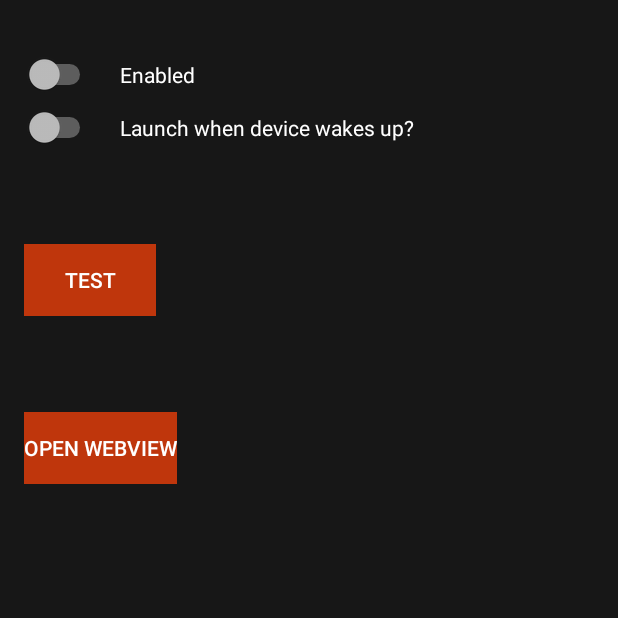
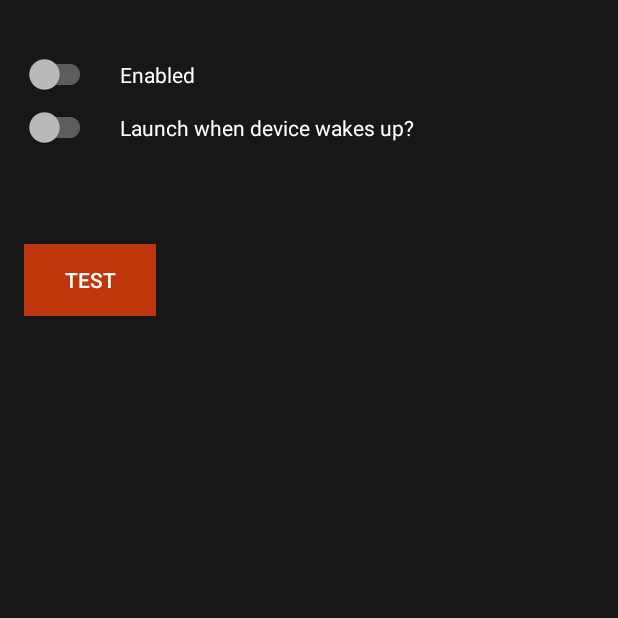
Before and after one commit to dhameliyadharmesh/AndroidTVApp-Upgraded, an Android app: the screen it shows after launch (MainActivity), on a phone screen of 412 x 824 dp, the top half of it. Run offline under Robolectric (Android 15) with nearby library versions, the phone set to English and light mode, and no system bars; libraries missing offline, so code that uses them is left out: com.felkertech.settingsmanager; 7 statements that could not run were skipped.

Commit message:
[FIXED] Reboot startup selected app

```diff
--- a/app/src/main/java/news/androidtv/launchonboot/BootReceiver.java
+++ b/app/src/main/java/news/androidtv/launchonboot/BootReceiver.java
@@ -91,7 +91,13 @@ public class BootReceiver extends BroadcastReceiver {
     }
 
     private void startForegroundService() {
-        Intent i = new Intent(mContext, DreamListenerService.class);
-        mContext.startService(i);
+        if (Build.VERSION.SDK_INT >= Build.VERSION_CODES.O) {
+            Intent i = new Intent(mContext, DreamListenerService.class);
+            mContext.startForegroundService(i);
+        } else {
+            Intent i = new Intent(mContext, DreamListenerService.class);
+            mContext.startService(i);
+        }
+
     }
 }
--- a/app/src/main/java/news/androidtv/launchonboot/DreamListenerService.java
+++ b/app/src/main/java/news/androidtv/launchonboot/DreamListenerService.java
@@ -9,14 +9,13 @@ import android.content.BroadcastReceiver;
 import android.content.Context;
 import android.content.Intent;
 import android.content.IntentFilter;
+import android.content.pm.ServiceInfo;
 import android.graphics.BitmapFactory;
+import android.os.Build;
 import android.os.IBinder;
 import androidx.annotation.Nullable;
 import androidx.core.app.NotificationCompat;
 import androidx.localbroadcastmanager.content.LocalBroadcastManager;
-
-import android.util.Log;
-import android.widget.Toast;
 
 /**
  * Created by Nick on 5/11/2017.
@@ -28,11 +27,10 @@ public class DreamListenerService extends Service {
 
     private static final int ONGOING_NOTIFICATION_ID = 1;
 
-    private BroadcastReceiver dreamHandler = new BroadcastReceiver() {
+    private final BroadcastReceiver dreamHandler = new BroadcastReceiver() {
         @Override
         public void onReceive(Context context, Intent intent) {
             // Redirect intent.
-            Log.d(TAG, "Received service event: " + intent.getAction());
             BootReceiver.processEvent(context, intent);
         }
     };
@@ -59,7 +57,7 @@ public class DreamListenerService extends Service {
                 .setCategory(Notification.CATEGORY_RECOMMENDATION)
                 .setPriority(Notification.PRIORITY_MIN);
         NotificationManager notificationManager = (NotificationManager) getSystemService(NOTIFICATION_SERVICE);
-        if (android.os.Build.VERSION.SDK_INT >= android.os.Build.VERSION_CODES.O) {
+        if (Build.VERSION.SDK_INT >= Build.VERSION_CODES.O) {
             NotificationChannel channel = new NotificationChannel(
                     getString(R.string.default_notification_channel_id),
                     getString(R.string.app_name),
@@ -67,29 +65,13 @@ public class DreamListenerService extends Service {
             );
             notificationManager.createNotificationChannel(channel);
         }
-        startForeground(ONGOING_NOTIFICATION_ID, notificationBuilder.build());
-
-//        val notificationBuilder: NotificationCompat.Builder =
-//                NotificationCompat.Builder(this, getString(R.string.default_notification_channel_id)).setContentTitle(title)
-//                        .setContentText(body).setAutoCancel(true)
-//                        .setSound(RingtoneManager.getDefaultUri(RingtoneManager.TYPE_NOTIFICATION)) //.setSound(Uri.parse("android.resource://" + getPackageName() + "/" + R.raw.win))
-//                        .setContentIntent(pendingIntent)
-//                        .setLargeIcon(BitmapFactory.decodeResource(resources, R.mipmap.ic_launcher))
-//                        .setDefaults(Notification.DEFAULT_VIBRATE)
-//                        .setSmallIcon(R.drawable.ic_notification)
-//        val notificationManager = getSystemService(NOTIFICATION_SERVICE) as NotificationManager
-//        val channel = NotificationChannel(
-//                getString(R.string.app_name),
-//                getString(R.string.app_name),
-//                NotificationManager.IMPORTANCE_DEFAULT
-//        )
-//        notificationManager.createNotificationChannel(channel)
-//        notificationManager.notify(0, notificationBuilder.build())
-        Log.d(TAG, "Deploy notification");
-
+        if (Build.VERSION.SDK_INT >= Build.VERSION_CODES.UPSIDE_DOWN_CAKE) {
+            startForeground(ONGOING_NOTIFICATION_ID, notificationBuilder.build(), ServiceInfo.FOREGROUND_SERVICE_TYPE_SPECIAL_USE);
+        }else{
+            startForeground(ONGOING_NOTIFICATION_ID, notificationBuilder.build());
+        }
         // Register listeners.
         IntentFilter filter = new IntentFilter(Intent.ACTION_DREAMING_STOPPED);
-//        registerReceiver(dreamHandler, filter);
         LocalBroadcastManager.getInstance(this).registerReceiver(dreamHandler,filter);
     }
 
@@ -97,7 +79,6 @@ public class DreamListenerService extends Service {
     public void onDestroy() {
         super.onDestroy();
         // Unregister listener.
-//        unregisterReceiver(dreamHandler);
         LocalBroadcastManager.getInstance(this).unregisterReceiver(dreamHandler);
     }
 
--- a/app/src/main/java/news/androidtv/launchonboot/MainActivity.java
+++ b/app/src/main/java/news/androidtv/launchonboot/MainActivity.java
@@ -1,13 +1,15 @@
 package news.androidtv.launchonboot;
 
-import android.app.NotificationChannel;
-import android.app.NotificationManager;
 import android.content.DialogInterface;
 import android.content.Intent;
 import android.content.IntentFilter;
 import android.content.pm.ResolveInfo;
 import androidx.appcompat.app.AlertDialog;
 import androidx.appcompat.app.AppCompatActivity;
+import androidx.appcompat.widget.SwitchCompat;
+import androidx.localbroadcastmanager.content.LocalBroadcastManager;
+
+import android.os.Build;
 import android.os.Bundle;
 import android.provider.Settings;
 import android.util.Log;
@@ -30,9 +32,9 @@ public class MainActivity extends AppCompatActivity {
     private static final boolean DEBUG = true;
 
     private SettingsManager mSettingsManager;
-    private Switch mSwitchEnabled;
-    private Switch mSwitchLiveChannels;
-    private Switch mSwitchWakeup;
+    private SwitchCompat mSwitchEnabled;
+    private SwitchCompat mSwitchLiveChannels;
+    private SwitchCompat mSwitchWakeup;
     private Button mButtonSelectApp;
     private TextView mPackageName;
 
@@ -49,9 +51,9 @@ public class MainActivity extends AppCompatActivity {
     @Override
     protected void onResume() {
         super.onResume();
-        mSwitchLiveChannels = ((Switch) findViewById(R.id.switch_live_channels));
-        mSwitchEnabled = ((Switch) findViewById(R.id.switch_enable));
-        mSwitchWakeup = ((Switch) findViewById(R.id.switch_wakeup));
+        mSwitchLiveChannels = ((SwitchCompat) findViewById(R.id.switch_live_channels));
+        mSwitchEnabled = ((SwitchCompat) findViewById(R.id.switch_enable));
+        mSwitchWakeup = ((SwitchCompat) findViewById(R.id.switch_wakeup));
         mButtonSelectApp = (Button) findViewById(R.id.button_select_app);
         mPackageName = ((TextView) findViewById(R.id.text_package_name));
 
@@ -113,13 +115,13 @@ public class MainActivity extends AppCompatActivity {
             }
         });
 
-        findViewById(R.id.button_webview).setOnClickListener(new View.OnClickListener() {
-            @Override
-            public void onClick(View v) {
-                Intent i = new Intent(MainActivity.this, WebViewActivity.class);
-                startActivity(i);
-            }
-        });
+//        findViewById(R.id.button_webview).setOnClickListener(new View.OnClickListener() {
+//            @Override
+//            public void onClick(View v) {
+//                Intent i = new Intent(MainActivity.this, WebViewActivity.class);
+//                startActivity(i);
+//            }
+//        });
 
         mButtonSelectApp.setOnClickListener(new View.OnClickListener() {
             @Override
@@ -212,7 +214,12 @@ public class MainActivity extends AppCompatActivity {
 
     private void startForegroundService() {
         // Ideally only starts once :thinking-emoji:
-        Intent i = new Intent(MainActivity.this, DreamListenerService.class);
-        startService(i);
+        if (Build.VERSION.SDK_INT >= Build.VERSION_CODES.O) {
+            Intent i = new Intent(MainActivity.this, DreamListenerService.class);
+            startForegroundService(i);
+        } else {
+            Intent i = new Intent(MainActivity.this, DreamListenerService.class);
+            startService(i);
+        }
     }
 }
--- a/app/src/main/res/layout-television/activity_main.xml
+++ b/app/src/main/res/layout-television/activity_main.xml
@@ -1,11 +1,11 @@
 <?xml version="1.0" encoding="utf-8"?>
 <RelativeLayout xmlns:android="http://schemas.android.com/apk/res/android"
     xmlns:tools="http://schemas.android.com/tools"
-    xmlns:app="http://schemas.android.com/apk/res-auto"
     android:id="@+id/activity_main"
     android:layout_width="match_parent"
     android:layout_height="match_parent"
-    android:paddingLeft="32dp"
+    android:paddingStart="32dp"
+    android:paddingEnd="0dp"
     tools:context="news.androidtv.launchonboot.MainActivity">
 
     <RelativeLayout
@@ -19,7 +19,8 @@
             android:foregroundGravity="center_horizontal"
             android:src="@drawable/banner"
             android:id="@+id/app_banner"
-            android:layout_height="wrap_content" />
+            android:layout_height="wrap_content"
+            android:contentDescription="@string/banner_image" />
         <TextView
             android:layout_width="match_parent"
             android:layout_below="@id/app_banner"
@@ -38,20 +39,19 @@
         android:paddingStart="16dp"
         android:background="@color/darker"
         android:layout_toEndOf="@id/leftPane"
-        android:layout_height="match_parent"
-        xmlns:android="http://schemas.android.com/apk/res/android">
-        <Switch
+        android:layout_height="match_parent">
+        <androidx.appcompat.widget.SwitchCompat
             android:layout_width="wrap_content"
             android:id="@+id/switch_enable"
             android:layout_height="wrap_content" />
         <TextView
             android:layout_width="wrap_content"
-            android:text="Enabled"
-            android:layout_toRightOf="@id/switch_enable"
+            android:text="@string/enabled"
+            android:layout_toEndOf="@id/switch_enable"
             android:layout_marginTop="4dp"
-            android:layout_marginLeft="16dp"
+            android:layout_marginStart="16dp"
             android:layout_height="wrap_content" />
-        <Switch
+        <androidx.appcompat.widget.SwitchCompat
             android:layout_width="wrap_content"
             android:id="@+id/switch_live_channels"
             android:layout_below="@id/switch_enable"
@@ -59,13 +59,13 @@
             android:layout_height="wrap_content" />
         <TextView
             android:layout_width="wrap_content"
-            android:text="Launch Tv App on Boot?"
-            android:layout_toRightOf="@id/switch_live_channels"
+            android:text="@string/launch_tv_app_on_boot"
+            android:layout_toEndOf="@id/switch_live_channels"
             android:layout_below="@id/switch_enable"
             android:layout_marginTop="12dp"
-            android:layout_marginLeft="16dp"
+            android:layout_marginStart="16dp"
             android:layout_height="wrap_content" />
-        <Switch
+        <androidx.appcompat.widget.SwitchCompat
             android:layout_width="wrap_content"
             android:id="@+id/switch_wakeup"
             android:layout_below="@id/switch_live_channels"
@@ -74,10 +74,10 @@
         <TextView
             android:layout_width="wrap_content"
             android:text="@string/msg_wakeup"
-            android:layout_toRightOf="@id/switch_wakeup"
+            android:layout_toEndOf="@id/switch_wakeup"
             android:layout_below="@id/switch_live_channels"
             android:layout_marginTop="12dp"
-            android:layout_marginLeft="16dp"
+            android:layout_marginStart="16dp"
             android:layout_height="wrap_content" />
         <Button
             android:layout_width="wrap_content"
@@ -85,31 +85,22 @@
             android:layout_below="@id/switch_wakeup"
             android:layout_marginTop="16dp"
             android:background="@color/colorPrimaryDark"
-            android:text="Select app"
+            android:text="@string/select_app"
             android:layout_height="wrap_content" />
         <TextView
             android:layout_width="wrap_content"
             android:id="@+id/text_package_name"
-            android:text="com.felker"
+            android:text="@string/com_felker"
             android:layout_marginTop="8dp"
             android:layout_below="@id/button_select_app"
             android:layout_height="wrap_content" />
         <Button
             android:layout_width="wrap_content"
-            android:text="Test"
+            android:text="@string/test"
             android:id="@+id/button_test"
             android:background="@color/colorPrimaryDark"
             android:layout_below="@id/text_package_name"
             android:layout_marginTop="64dp"
             android:layout_height="wrap_content" />
-
-        <Button
-            android:layout_width="wrap_content"
-            android:text="Open WebView"
-            android:id="@+id/button_webview"
-            android:background="@color/colorPrimaryDark"
-            android:layout_below="@id/button_test"
-            android:layout_marginTop="64dp"
-            android:layout_height="wrap_content" />
     </RelativeLayout>
 </RelativeLayout>
--- a/app/src/main/res/layout/activity_main.xml
+++ b/app/src/main/res/layout/activity_main.xml
@@ -1,7 +1,6 @@
 <?xml version="1.0" encoding="utf-8"?>
 <RelativeLayout xmlns:android="http://schemas.android.com/apk/res/android"
     xmlns:tools="http://schemas.android.com/tools"
-    xmlns:app="http://schemas.android.com/apk/res-auto"
     android:id="@+id/activity_main"
     android:layout_width="match_parent"
     android:layout_height="match_parent"
@@ -19,7 +18,8 @@
             android:foregroundGravity="center_horizontal"
             android:src="@drawable/banner"
             android:id="@+id/app_banner"
-            android:layout_height="wrap_content" />
+            android:layout_height="wrap_content"
+            android:contentDescription="@string/banner_image" />
         <TextView
             android:layout_width="match_parent"
             android:layout_below="@id/app_banner"
@@ -38,20 +38,19 @@
         android:paddingStart="16dp"
         android:background="@color/darker"
         android:layout_toEndOf="@id/leftPane"
-        android:layout_height="match_parent"
-        xmlns:android="http://schemas.android.com/apk/res/android">
-        <Switch
+        android:layout_height="match_parent">
+        <androidx.appcompat.widget.SwitchCompat
             android:layout_width="wrap_content"
             android:id="@+id/switch_enable"
             android:layout_height="wrap_content" />
         <TextView
             android:layout_width="wrap_content"
-            android:text="Enabled"
-            android:layout_toRightOf="@id/switch_enable"
+            android:text="@string/enabled"
+            android:layout_toEndOf="@id/switch_enable"
             android:layout_marginTop="4dp"
-            android:layout_marginLeft="16dp"
+            android:layout_marginStart="16dp"
             android:layout_height="wrap_content" />
-        <Switch
+        <androidx.appcompat.widget.SwitchCompat
             android:layout_width="wrap_content"
             android:id="@+id/switch_live_channels"
             android:visibility="gone"
@@ -60,14 +59,14 @@
             android:layout_height="wrap_content" />
         <TextView
             android:layout_width="wrap_content"
-            android:text="Launch Tv App on Boot?"
+            android:text="@string/launch_tv_app_on_boot"
             android:visibility="gone"
-            android:layout_toRightOf="@id/switch_live_channels"
+            android:layout_toEndOf="@id/switch_live_channels"
             android:layout_below="@id/switch_enable"
             android:layout_marginTop="12dp"
-            android:layout_marginLeft="16dp"
+            android:layout_marginStart="16dp"
             android:layout_height="wrap_content" />
-        <Switch
+        <androidx.appcompat.widget.SwitchCompat
             android:layout_width="wrap_content"
             android:id="@+id/switch_wakeup"
             android:layout_below="@id/switch_live_channels"
@@ -76,10 +75,10 @@
         <TextView
             android:layout_width="wrap_content"
             android:text="@string/msg_wakeup"
-            android:layout_toRightOf="@id/switch_wakeup"
+            android:layout_toEndOf="@id/switch_wakeup"
             android:layout_below="@id/switch_live_channels"
             android:layout_marginTop="12dp"
-            android:layout_marginLeft="16dp"
+            android:layout_marginStart="16dp"
             android:layout_height="wrap_content" />
         <Button
             android:layout_width="wrap_content"
@@ -87,31 +86,22 @@
             android:layout_below="@id/switch_wakeup"
             android:layout_marginTop="16dp"
             android:background="@color/colorPrimaryDark"
-            android:text="Select app"
+            android:text="@string/select_app"
             android:layout_height="wrap_content" />
         <TextView
             android:layout_width="wrap_content"
             android:id="@+id/text_package_name"
-            android:text="com.felker"
+            android:text="@string/com_felker"
             android:layout_marginTop="8dp"
             android:layout_below="@id/button_select_app"
             android:layout_height="wrap_content" />
         <Button
             android:layout_width="wrap_content"
-            android:text="Test"
+            android:text="@string/test"
             android:id="@+id/button_test"
             android:background="@color/colorPrimaryDark"
             android:layout_below="@id/text_package_name"
             android:layout_marginTop="64dp"
             android:layout_height="wrap_content" />
-
-        <Button
-            android:layout_width="wrap_content"
-            android:text="Open WebView"
-            android:id="@+id/button_webview"
-            android:background="@color/colorPrimaryDark"
-            android:layout_below="@id/button_test"
-            android:layout_marginTop="64dp"
-            android:layout_height="wrap_content" />
     </RelativeLayout>
 </RelativeLayout>
--- /dev/null
+++ b/app/src/main/res/values-television-v21/strings.xml
@@ -0,0 +1,4 @@
+<?xml version="1.0" encoding="utf-8"?>
+<resources>
+    <string name="enabled">Enabled</string>
+</resources>
--- a/app/src/main/res/values/strings.xml
+++ b/app/src/main/res/values/strings.xml
@@ -13,4 +13,10 @@
     <string name="notification_text">Waiting for events</string>
     <string name="msg_wakeup">Launch when device wakes up?</string>
     <string name="default_notification_channel_id">MasjidScreenApp</string>
+    <string name="banner_image">Banner Image</string>
+    <string name="enabled">Enabled</string>
+    <string name="launch_tv_app_on_boot">Launch Tv App on Boot?</string>
+    <string name="select_app">Select app</string>
+    <string name="com_felker">com.felker</string>
+    <string name="test">Test</string>
 </resources>
```
Also changed, not shown: app/build.gradle (+11 -0 lines), app/src/main/AndroidManifest.xml (+8 -2 lines), 3 other files.
